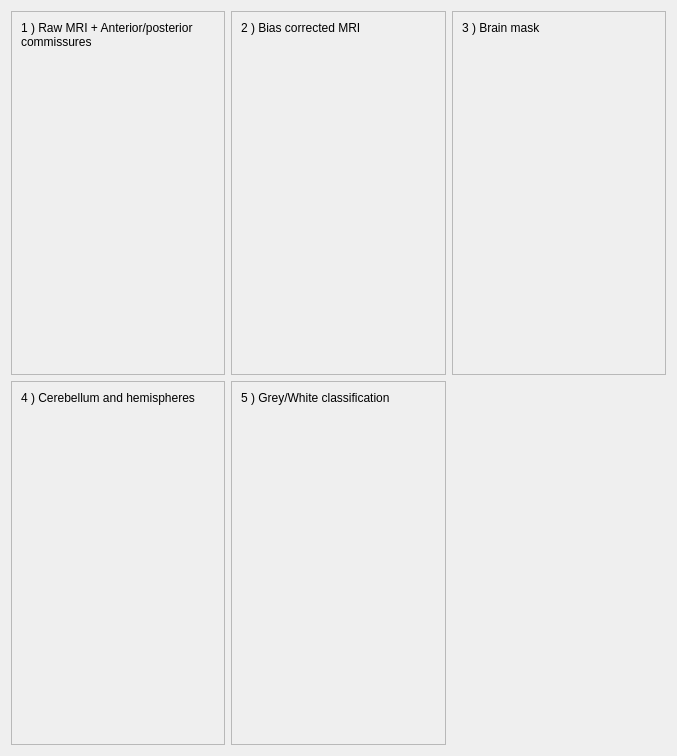
Old version of the form morphologist/gui/ui/viewport_widget.ui in the repository brainvisa/morphologist.
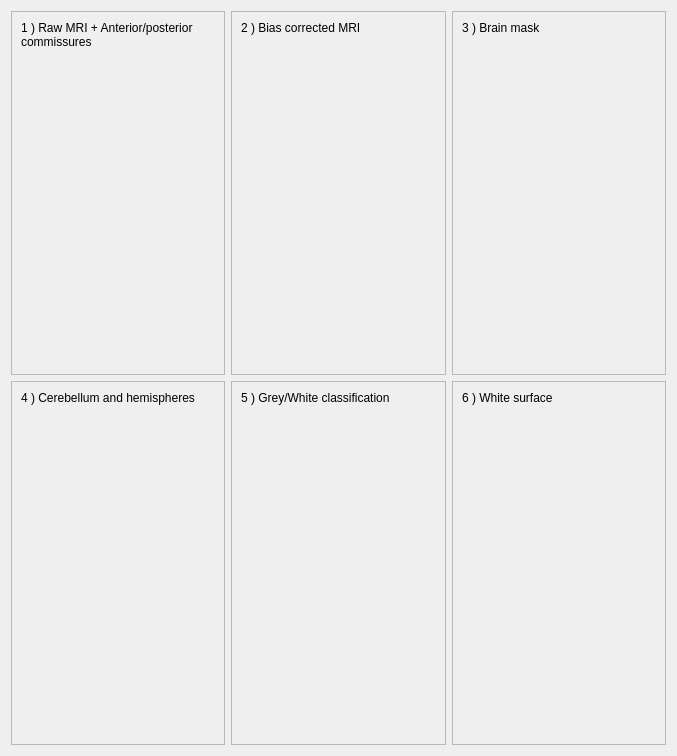
New version of the form.

Commit message: ENH: white surface view

Diff of the .ui file:
```diff
--- a/morphologist/gui/ui/viewport_widget.ui
+++ b/morphologist/gui/ui/viewport_widget.ui
@@ -198,6 +198,38 @@
      </layout>
     </widget>
    </item>
+   <item row="1" column="2">
+    <widget class="QFrame" name="view6_frame">
+     <property name="frameShape">
+      <enum>QFrame::StyledPanel</enum>
+     </property>
+     <property name="frameShadow">
+      <enum>QFrame::Raised</enum>
+     </property>
+     <layout class="QVBoxLayout" name="verticalLayout_6">
+      <item>
+       <widget class="QLabel" name="view6_label">
+        <property name="text">
+         <string>6 ) White surface</string>
+        </property>
+        <property name="wordWrap">
+         <bool>true</bool>
+        </property>
+       </widget>
+      </item>
+      <item>
+       <widget class="QWidget" name="view6_hook" native="true">
+        <property name="sizePolicy">
+         <sizepolicy hsizetype="Preferred" vsizetype="Expanding">
+          <horstretch>0</horstretch>
+          <verstretch>0</verstretch>
+         </sizepolicy>
+        </property>
+       </widget>
+      </item>
+     </layout>
+    </widget>
+   </item>
   </layout>
  </widget>
  <resources/>
```
The commit also changes 1 other file.
